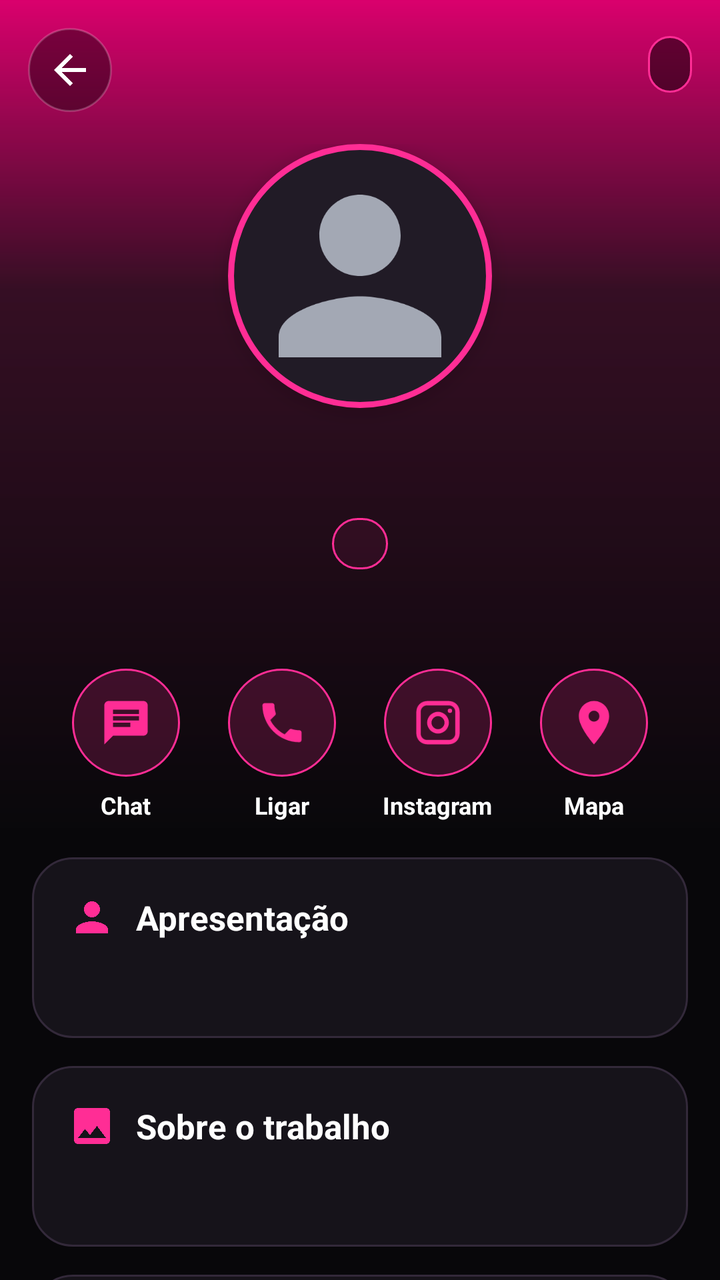
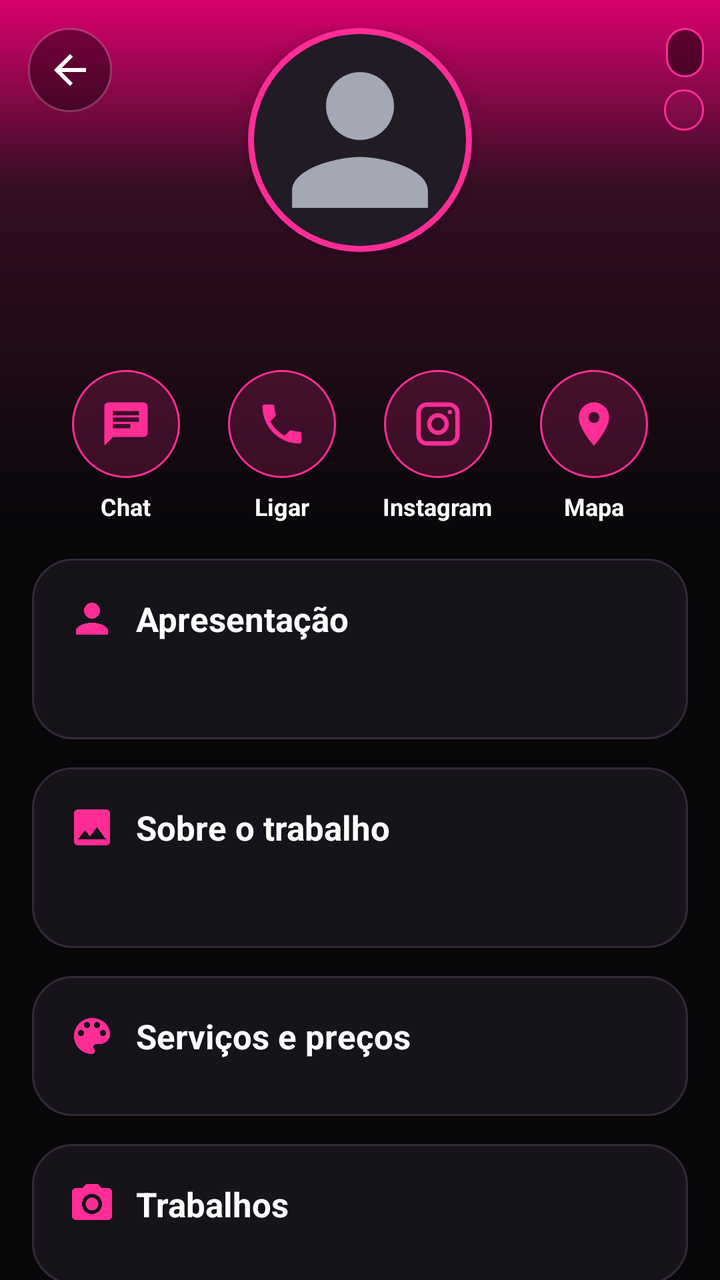

An Android layout rendered at two revisions. The XML below is the earlier revision; the diff shows what the commit changed to produce the second picture.
<!-- AndroidManifest.xml: application theme Theme.Manicure -->
<!-- res/layout/activity_perfil_profissional.xml -->
<?xml version="1.0" encoding="utf-8"?>
<FrameLayout xmlns:android="http://schemas.android.com/apk/res/android"
    android:layout_width="match_parent"
    android:layout_height="match_parent"
    android:background="@color/fundo">

    <androidx.core.widget.NestedScrollView
        android:layout_width="match_parent"
        android:layout_height="match_parent">

        <LinearLayout
            android:layout_width="match_parent"
            android:layout_height="wrap_content"
            android:orientation="vertical"
            android:paddingBottom="28dp">

            
            <FrameLayout
                android:layout_width="match_parent"
                android:layout_height="wrap_content">

            <LinearLayout
                android:layout_width="match_parent"
                android:layout_height="wrap_content"
                android:background="@drawable/bg_capa_perfil"
                android:gravity="center_horizontal"
                android:orientation="vertical"
                android:paddingStart="20dp"
                android:paddingTop="72dp"
                android:paddingEnd="20dp">

                <ImageView
                    android:id="@+id/ivFoto"
                    android:layout_width="132dp"
                    android:layout_height="132dp"
                    android:background="@drawable/bg_foto_anel"
                    android:contentDescription="@null"
                    android:elevation="6dp"
                    android:padding="5dp"
                    android:scaleType="centerCrop"
                    android:src="@drawable/ic_pessoa" />

                <TextView
                    android:id="@+id/tvNome"
                    android:layout_width="match_parent"
                    android:layout_height="wrap_content"
                    android:layout_marginTop="14dp"
                    android:gravity="center"
                    android:letterSpacing="0.01"
                    android:textColor="@color/texto"
                    android:textSize="26sp"
                    android:textStyle="bold" />

                <TextView
                    android:id="@+id/tvTipo"
                    android:layout_width="wrap_content"
                    android:layout_height="wrap_content"
                    android:layout_marginTop="6dp"
                    android:background="@drawable/bg_pilula_destaque"
                    android:paddingStart="14dp"
                    android:paddingTop="4dp"
                    android:paddingEnd="14dp"
                    android:paddingBottom="4dp"
                    android:textColor="?attr/corDestaqueClaro"
                    android:textSize="13sp"
                    android:textStyle="bold" />

                
                <TextView
                    android:id="@+id/tvResumo"
                    android:layout_width="match_parent"
                    android:layout_height="wrap_content"
                    android:layout_marginTop="10dp"
                    android:gravity="center"
                    android:textColor="@color/texto_secundario"
                    android:textSize="13sp" />

                <TextView
                    android:id="@+id/tvPreferido"
                    android:layout_width="match_parent"
                    android:layout_height="wrap_content"
                    android:layout_marginTop="6dp"
                    android:gravity="center"
                    android:padding="4dp"
                    android:text="@string/perfil_preferido"
                    android:textColor="?attr/corDestaqueClaro"
                    android:textSize="12sp"
                    android:visibility="gone" />

                
                <LinearLayout
                    android:layout_width="match_parent"
                    android:layout_height="wrap_content"
                    android:layout_marginTop="18dp"
                    android:gravity="center_horizontal"
                    android:orientation="horizontal">

                    <LinearLayout
                        android:id="@+id/btnChat"
                        style="@style/AcaoPerfil">

                        <ImageView
                            style="@style/AcaoPerfilIcone"
                            android:src="@drawable/ic_chat" />

                        <TextView
                            style="@style/AcaoPerfilTexto"
                            android:text="@string/perfil_chat" />
                    </LinearLayout>

                    <LinearLayout
                        android:id="@+id/btnLigar"
                        style="@style/AcaoPerfil">

                        <ImageView
                            style="@style/AcaoPerfilIcone"
                            android:src="@drawable/ic_telefone" />

                        <TextView
                            style="@style/AcaoPerfilTexto"
                            android:text="@string/perfil_ligar" />
                    </LinearLayout>

                    <LinearLayout
                        android:id="@+id/btnInstagram"
                        style="@style/AcaoPerfil">

                        <ImageView
                            style="@style/AcaoPerfilIcone"
                            android:src="@drawable/ic_instagram" />

                        <TextView
                            style="@style/AcaoPerfilTexto"
                            android:text="@string/perfil_instagram" />
                    </LinearLayout>

                    <LinearLayout
                        android:id="@+id/btnMapa"
                        style="@style/AcaoPerfil">

                        <ImageView
                            style="@style/AcaoPerfilIcone"
                            android:src="@drawable/ic_local" />

                        <TextView
                            style="@style/AcaoPerfilTexto"
                            android:text="@string/perfil_mapa" />
                    </LinearLayout>
                </LinearLayout>
            </LinearLayout>

            
            <ImageView
                android:id="@+id/btnVoltar"
                android:layout_width="42dp"
                android:layout_height="42dp"
                android:layout_gravity="top|start"
                android:layout_marginStart="14dp"
                android:layout_marginTop="14dp"
                android:background="@drawable/bg_botao_vidro"
                android:contentDescription="@string/voltar"
                android:foreground="?attr/selectableItemBackgroundBorderless"
                android:padding="9dp"
                android:src="@drawable/ic_voltar" />

            
            <LinearLayout
                android:layout_width="wrap_content"
                android:layout_height="wrap_content"
                android:layout_gravity="top|end"
                android:layout_marginTop="18dp"
                android:layout_marginEnd="14dp"
                android:gravity="end"
                android:orientation="vertical">

                <TextView
                    android:id="@+id/tvAtendimento"
                    android:layout_width="wrap_content"
                    android:layout_height="wrap_content"
                    android:background="@drawable/bg_pilula_vidro"
                    android:drawablePadding="6dp"
                    android:gravity="center_vertical"
                    android:maxWidth="210dp"
                    android:paddingStart="10dp"
                    android:paddingTop="6dp"
                    android:paddingEnd="12dp"
                    android:paddingBottom="6dp"
                    android:textColor="@color/texto"
                    android:textSize="12sp"
                    android:textStyle="bold" />

                <LinearLayout
                    android:id="@+id/btnAparencia"
                    android:layout_width="wrap_content"
                    android:layout_height="wrap_content"
                    android:layout_marginTop="8dp"
                    android:background="@drawable/bg_pilula_destaque"
                    android:clickable="true"
                    android:focusable="true"
                    android:foreground="?attr/selectableItemBackground"
                    android:gravity="center_vertical"
                    android:orientation="horizontal"
                    android:paddingStart="10dp"
                    android:paddingTop="6dp"
                    android:paddingEnd="12dp"
                    android:paddingBottom="6dp"
                    android:visibility="gone">

                    <ImageView
                        android:layout_width="16dp"
                        android:layout_height="16dp"
                        android:importantForAccessibility="no"
                        android:src="@drawable/ic_paleta" />

                    <TextView
                        android:layout_width="wrap_content"
                        android:layout_height="wrap_content"
                        android:layout_marginStart="6dp"
                        android:text="@string/aparencia_botao"
                        android:textColor="?attr/corDestaque"
                        android:textSize="12sp"
                        android:textStyle="bold" />
                </LinearLayout>
            </LinearLayout>
            </FrameLayout>

            
            <LinearLayout
                android:layout_width="match_parent"
                android:layout_height="wrap_content"
                android:orientation="vertical"
                android:paddingStart="16dp"
                android:paddingEnd="16dp">

                
                <LinearLayout
                    android:id="@+id/blocoAgendar"
                    style="@style/SecaoPerfil"
                    android:visibility="gone">

                    <TextView
                        style="@style/SecaoPerfilTitulo"
                        android:drawableStart="@drawable/ic_agenda"
                        android:text="@string/perfil_agendar" />

                    <TextView
                        style="@style/TextoCorpo"
                        android:layout_marginBottom="8dp"
                        android:text="@string/perfil_agendar_dica"
                        android:textSize="13sp" />

                    
                    <LinearLayout
                        android:id="@+id/blocoLembrete"
                        android:layout_width="match_parent"
                        android:layout_height="wrap_content"
                        android:layout_marginBottom="10dp"
                        android:background="@drawable/bg_pilula_destaque"
                        android:orientation="vertical"
                        android:paddingStart="16dp"
                        android:paddingTop="12dp"
                        android:paddingEnd="16dp"
                        android:paddingBottom="10dp"
                        android:visibility="gone">

                        <TextView
                            android:layout_width="wrap_content"
                            android:layout_height="wrap_content"
                            android:text="@string/perfil_lembrete_titulo"
                            android:textColor="?attr/corDestaque"
                            android:textSize="13sp"
                            android:textStyle="bold" />

                        <TextView
                            android:id="@+id/tvLembrete"
                            android:layout_width="wrap_content"
                            android:layout_height="wrap_content"
                            android:layout_marginTop="4dp"
                            android:lineSpacingExtra="3dp"
                            android:textColor="@color/texto"
                            android:textSize="14sp" />

                        <TextView
                            android:id="@+id/tvCancelarHorario"
                            android:layout_width="wrap_content"
                            android:layout_height="wrap_content"
                            android:layout_gravity="end"
                            android:padding="4dp"
                            android:text="@string/agendar_cancelar_titulo"
                            android:textColor="@color/vermelho"
                            android:textSize="13sp"
                            android:textStyle="bold" />
                    </LinearLayout>

                    <com.google.android.material.chip.ChipGroup
                        android:id="@+id/cgCategorias"
                        android:layout_width="match_parent"
                        android:layout_height="wrap_content" />
                </LinearLayout>

                <LinearLayout
                    android:id="@+id/blocoApresentacao"
                    style="@style/SecaoPerfil">

                    <TextView
                        style="@style/SecaoPerfilTitulo"
                        android:drawableStart="@drawable/ic_pessoa"
                        android:text="@string/perfil_apresentacao" />

                    <TextView
                        android:id="@+id/tvApresentacao"
                        style="@style/SecaoPerfilTexto" />
                </LinearLayout>

                <LinearLayout
                    android:id="@+id/blocoSobre"
                    style="@style/SecaoPerfil">

                    <TextView
                        style="@style/SecaoPerfilTitulo"
                        android:drawableStart="@drawable/ic_documento"
                        android:text="@string/perfil_sobre_trabalho" />

                    <TextView
                        android:id="@+id/tvSobreTrabalho"
                        style="@style/SecaoPerfilTexto" />
                </LinearLayout>

                <LinearLayout
                    android:id="@+id/blocoServicos"
                    style="@style/SecaoPerfil">

                    <TextView
                        style="@style/SecaoPerfilTitulo"
                        android:drawableStart="@drawable/ic_paleta"
                        android:text="@string/perfil_servicos" />

                    <androidx.recyclerview.widget.RecyclerView
                        android:id="@+id/rvServicos"
                        android:layout_width="match_parent"
                        android:layout_height="wrap_content" />
                </LinearLayout>

                
                <LinearLayout
                    android:id="@+id/blocoGaleria"
                    style="@style/SecaoPerfil">

                    <TextView
                        android:id="@+id/tvTituloGaleria"
                        style="@style/SecaoPerfilTitulo"
                        android:drawableStart="@drawable/ic_camera"
                        android:text="@string/perfil_galeria" />

                    <androidx.recyclerview.widget.RecyclerView
                        android:id="@+id/rvFotos"
                        android:layout_width="match_parent"
                        android:layout_height="wrap_content" />
                </LinearLayout>

                
                <LinearLayout
                    android:id="@+id/blocoInfo"
                    style="@style/SecaoPerfil">

                    <TextView
                        style="@style/SecaoPerfilTitulo"
                        android:drawableStart="@drawable/ic_local"
                        android:text="@string/perfil_contatos" />

                    <LinearLayout
                        android:id="@+id/llInfo"
                        android:layout_width="match_parent"
                        android:layout_height="wrap_content"
                        android:orientation="vertical" />
                </LinearLayout>
            </LinearLayout>
        </LinearLayout>
    </androidx.core.widget.NestedScrollView>

</FrameLayout>
<!-- resources referenced by this layout -->
<resources>
  <color name="fundo">#08070A</color>
  <color name="texto">#FFFFFF</color>
  <color name="texto_secundario">#B3A9B8</color>
  <color name="vermelho">#FF5A5A</color>
  <!-- drawable bg_botao_vidro (drawable) -->
  <?xml version="1.0" encoding="utf-8"?>
  <shape xmlns:android="http://schemas.android.com/apk/res/android" android:shape="oval">
      <solid android:color="#66000000" />
      <stroke android:width="1dp" android:color="#33FFFFFF" />
  </shape>
  <!-- drawable bg_foto_anel (drawable) -->
  <?xml version="1.0" encoding="utf-8"?>
  <shape xmlns:android="http://schemas.android.com/apk/res/android" android:shape="oval">
      <solid android:color="@color/superficie_alta" />
      <stroke android:width="3dp" android:color="?attr/corDestaque" />
  </shape>
  <!-- drawable bg_pilula_vidro (drawable) -->
  <?xml version="1.0" encoding="utf-8"?>
  <shape xmlns:android="http://schemas.android.com/apk/res/android" android:shape="rectangle">
      <solid android:color="#80000000" />
      <stroke android:width="1dp" android:color="?attr/corDestaque" />
      <corners android:radius="50dp" />
  </shape>
  <string name="agendar_cancelar_titulo">Desmarcar horário</string>
  <string name="aparencia_botao">Aparência</string>
  <string name="perfil_agendar">Agendar horário</string>
  <string name="perfil_agendar_dica">Escolha o serviço para ver os dias e horários livres.</string>
  <string name="perfil_apresentacao">Apresentação</string>
  <string name="perfil_chat">Chat</string>
  <string name="perfil_contatos">Informações</string>
  <string name="perfil_galeria">Trabalhos</string>
  <string name="perfil_instagram">Instagram</string>
  <string name="perfil_lembrete_titulo">🔔 Seu horário aqui</string>
  <string name="perfil_ligar">Ligar</string>
  <string name="perfil_mapa">Mapa</string>
  <string name="perfil_preferido">★ Este perfil abre quando você entra no app · toque para desfazer</string>
  <string name="perfil_servicos">Serviços e preços</string>
  <string name="perfil_sobre_trabalho">Sobre o trabalho</string>
  <string name="voltar">Voltar</string>
  <style name="AcaoPerfilIcone">
          <item name="android:layout_width">54dp</item>
          <item name="android:layout_height">54dp</item>
          <item name="android:background">@drawable/bg_acao_perfil</item>
          <item name="android:padding">14dp</item>
          <item name="android:importantForAccessibility">no</item>
      </style>
  <style name="TextoCorpo">
          <item name="android:layout_width">match_parent</item>
          <item name="android:layout_height">wrap_content</item>
          <item name="android:textColor">@color/texto_secundario</item>
          <item name="android:textSize">14sp</item>
          <item name="android:lineSpacingExtra">3dp</item>
      </style>
  <color name="superficie_alta">#211B26</color>
  <!-- drawable bg_acao_perfil (drawable) -->
  <?xml version="1.0" encoding="utf-8"?>
  <shape xmlns:android="http://schemas.android.com/apk/res/android" android:shape="oval">
      <solid android:color="?attr/corBrilho" />
      <stroke android:width="1dp" android:color="?attr/corDestaque" />
  </shape>
  <!-- drawable bg_secao_perfil (drawable) -->
  <?xml version="1.0" encoding="utf-8"?>
  <shape xmlns:android="http://schemas.android.com/apk/res/android" android:shape="rectangle">
      <solid android:color="@color/superficie" />
      <stroke android:width="1dp" android:color="@color/borda" />
      <corners android:radius="20dp" />
  </shape>
  <color name="rosa">#FF2D95</color>
  <color name="rosa_claro">#FF6FB5</color>
  <color name="rosa_escuro">#D9006C</color>
  <color name="branco">#FFFFFF</color>
  <color name="superficie">#16131A</color>
  <color name="dica">#76697E</color>
  <color name="borda">#33293A</color>
  <!-- unchanged entries left out for length: 19 -->
</resources>

<!-- the commit's change to res/layout/activity_perfil_profissional.xml (unified diff, before → after) -->
@@ -26,13 +26,13 @@
                 android:gravity="center_horizontal"
                 android:orientation="vertical"
                 android:paddingStart="20dp"
-                android:paddingTop="72dp"
+                android:paddingTop="14dp"
                 android:paddingEnd="20dp">
 
                 <ImageView
                     android:id="@+id/ivFoto"
-                    android:layout_width="132dp"
-                    android:layout_height="132dp"
+                    android:layout_width="112dp"
+                    android:layout_height="112dp"
                     android:background="@drawable/bg_foto_anel"
                     android:contentDescription="@null"
                     android:elevation="6dp"
@@ -44,36 +44,12 @@
                     android:id="@+id/tvNome"
                     android:layout_width="match_parent"
                     android:layout_height="wrap_content"
-                    android:layout_marginTop="14dp"
+                    android:layout_marginTop="10dp"
                     android:gravity="center"
                     android:letterSpacing="0.01"
                     android:textColor="@color/texto"
                     android:textSize="26sp"
                     android:textStyle="bold" />
-
-                <TextView
-                    android:id="@+id/tvTipo"
-                    android:layout_width="wrap_content"
-                    android:layout_height="wrap_content"
-                    android:layout_marginTop="6dp"
-                    android:background="@drawable/bg_pilula_destaque"
-                    android:paddingStart="14dp"
-                    android:paddingTop="4dp"
-                    android:paddingEnd="14dp"
-                    android:paddingBottom="4dp"
-                    android:textColor="?attr/corDestaqueClaro"
-                    android:textSize="13sp"
-                    android:textStyle="bold" />
-
-                
-                <TextView
-                    android:id="@+id/tvResumo"
-                    android:layout_width="match_parent"
-                    android:layout_height="wrap_content"
-                    android:layout_marginTop="10dp"
-                    android:gravity="center"
-                    android:textColor="@color/texto_secundario"
-                    android:textSize="13sp" />
 
                 <TextView
                     android:id="@+id/tvPreferido"
@@ -91,7 +67,7 @@
                 <LinearLayout
                     android:layout_width="match_parent"
                     android:layout_height="wrap_content"
-                    android:layout_marginTop="18dp"
+                    android:layout_marginTop="10dp"
                     android:gravity="center_horizontal"
                     android:orientation="horizontal">
 
@@ -168,8 +144,8 @@
                 android:layout_width="wrap_content"
                 android:layout_height="wrap_content"
                 android:layout_gravity="top|end"
-                android:layout_marginTop="18dp"
-                android:layout_marginEnd="14dp"
+                android:layout_marginTop="14dp"
+                android:layout_marginEnd="8dp"
                 android:gravity="end"
                 android:orientation="vertical">
 
@@ -180,13 +156,28 @@
                     android:background="@drawable/bg_pilula_vidro"
                     android:drawablePadding="6dp"
                     android:gravity="center_vertical"
-                    android:maxWidth="210dp"
+                    android:maxWidth="112dp"
+                    android:paddingStart="9dp"
+                    android:paddingTop="5dp"
+                    android:paddingEnd="10dp"
+                    android:paddingBottom="5dp"
+                    android:textColor="@color/texto"
+                    android:textSize="11sp"
+                    android:textStyle="bold" />
+
+                <TextView
+                    android:id="@+id/tvTipo"
+                    android:layout_width="wrap_content"
+                    android:layout_height="wrap_content"
+                    android:layout_marginTop="6dp"
+                    android:background="@drawable/bg_pilula_destaque"
+                    android:maxWidth="112dp"
                     android:paddingStart="10dp"
-                    android:paddingTop="6dp"
-                    android:paddingEnd="12dp"
-                    android:paddingBottom="6dp"
-                    android:textColor="@color/texto"
-                    android:textSize="12sp"
+                    android:paddingTop="3dp"
+                    android:paddingEnd="10dp"
+                    android:paddingBottom="3dp"
+                    android:textColor="?attr/corDestaqueClaro"
+                    android:textSize="11sp"
                     android:textStyle="bold" />
 
                 <LinearLayout
